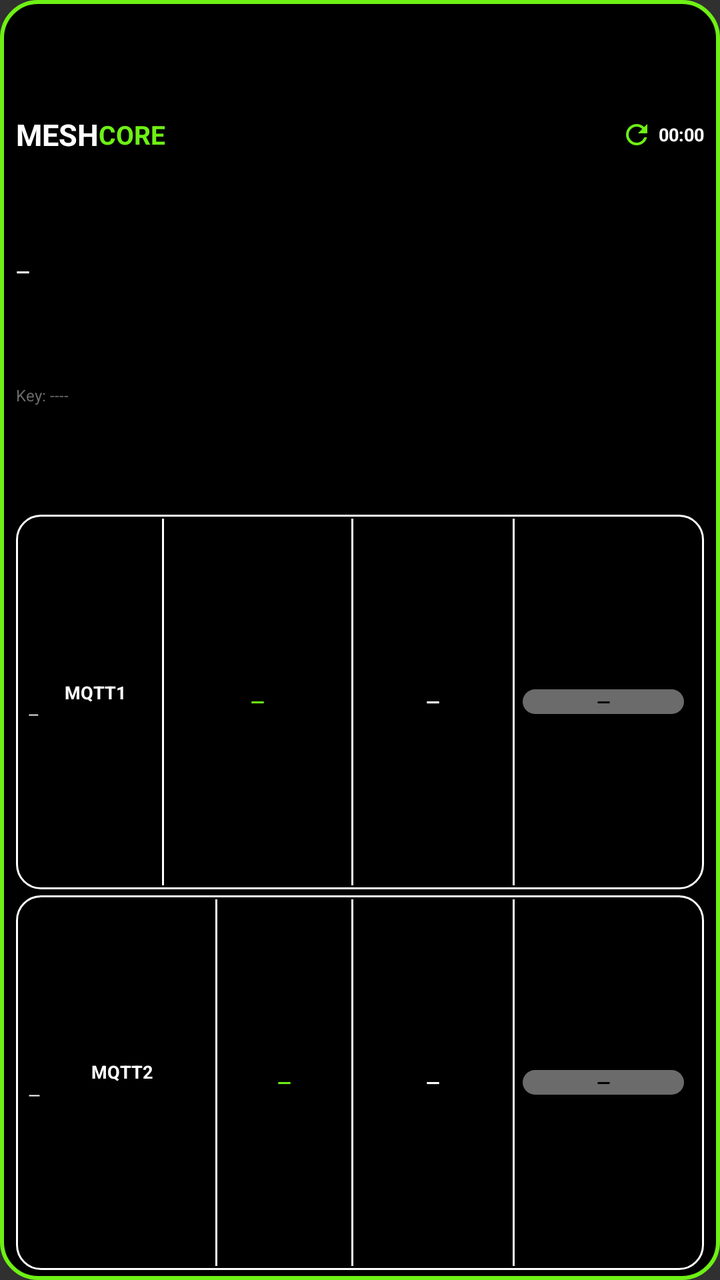
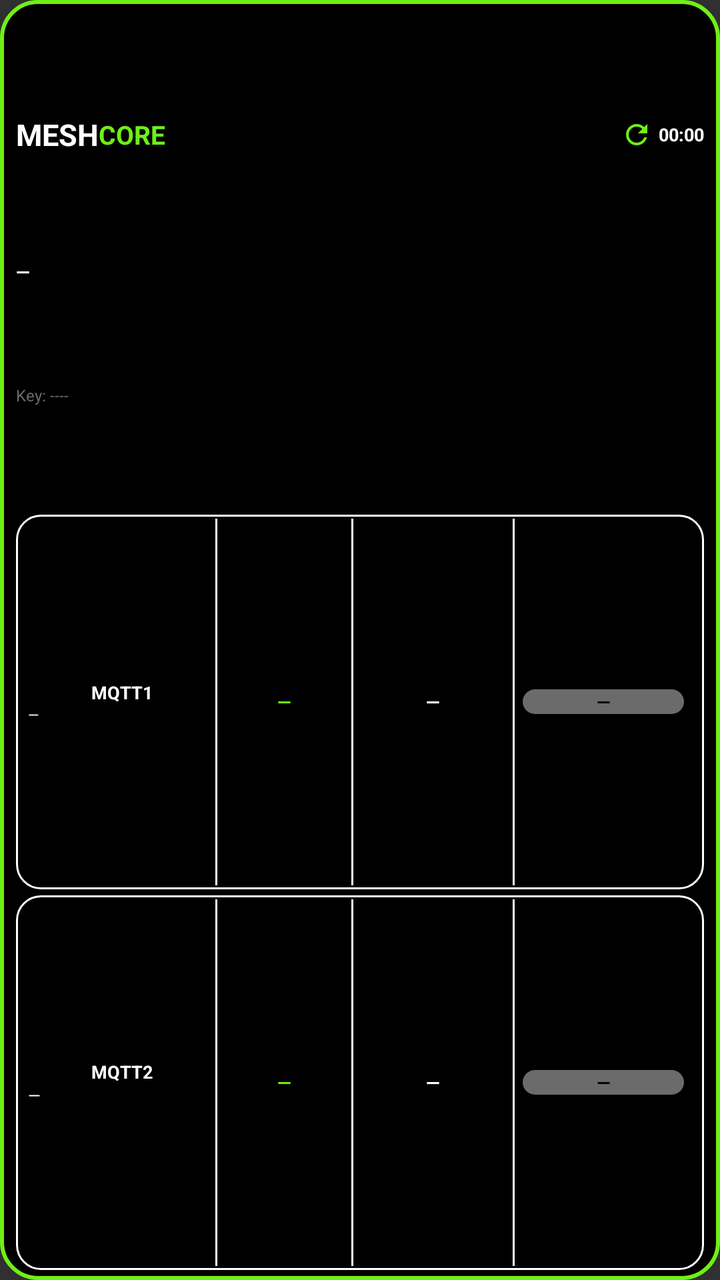

An Android layout rendered at two revisions. The XML below is the earlier revision; the diff shows what the commit changed to produce the second picture.
<!-- AndroidManifest.xml: application theme android:Theme.Material.NoActionBar -->
<!-- res/layout/widget_observer_compact.xml -->
<?xml version="1.0" encoding="utf-8"?>
<LinearLayout xmlns:android="http://schemas.android.com/apk/res/android"
    android:id="@+id/widget_root"
    android:layout_width="match_parent"
    android:layout_height="match_parent"
    android:orientation="vertical"
    android:paddingStart="8dp" android:paddingEnd="8dp" android:paddingTop="5dp" android:paddingBottom="5dp"
    android:background="@drawable/widget_bg">

    <LinearLayout android:layout_width="match_parent" android:layout_height="0dp" android:layout_weight="2"
        android:orientation="horizontal" android:gravity="center_vertical">
        <TextView android:layout_width="wrap_content" android:layout_height="wrap_content" android:text="MESH" android:textColor="#FFFFFF" android:textStyle="bold" android:textSize="15sp" android:maxLines="1"/>
        <TextView android:layout_width="wrap_content" android:layout_height="wrap_content" android:text="CORE" android:textColor="#6EF015" android:textStyle="bold" android:textSize="13sp" android:maxLines="1"/>
        <FrameLayout android:layout_width="0dp" android:layout_height="1dp" android:layout_weight="1"/>
        <ImageView android:id="@+id/refresh_icon" android:layout_width="16dp" android:layout_height="16dp" android:layout_marginStart="6dp"
            android:src="@drawable/ic_refresh" android:contentDescription="@null"/>
        <ProgressBar android:id="@+id/refresh_spinner" style="?android:attr/progressBarStyleSmall"
            android:layout_width="16dp" android:layout_height="16dp" android:indeterminate="true"
            android:indeterminateTint="#FFFF9500" android:visibility="gone"/>
        <Chronometer android:id="@+id/interval_text" android:layout_width="wrap_content" android:layout_height="wrap_content"
            android:layout_marginStart="3dp" android:text="00:15" android:textColor="#FFFFFF" android:textStyle="bold" android:textSize="9sp" android:maxLines="1"/>
    </LinearLayout>

    <LinearLayout android:layout_width="match_parent" android:layout_height="0dp" android:layout_weight="2"
        android:orientation="vertical" android:gravity="center_vertical">
        <TextView android:id="@+id/obs_name" android:layout_width="match_parent" android:layout_height="0dp" android:layout_weight="1"
            android:text="—" android:textColor="#FFFFFF" android:textStyle="bold" android:textSize="9sp" android:maxLines="1" android:ellipsize="end"/>
        <TextView android:id="@+id/obs_hash" android:layout_width="match_parent" android:layout_height="0dp" android:layout_weight="1"
            android:text="Key: ----" android:textColor="#6B6B6B" android:textSize="8sp" android:maxLines="1" android:ellipsize="end"/>
    </LinearLayout>

    <LinearLayout android:layout_width="match_parent" android:layout_height="0dp" android:layout_weight="3"
        android:layout_marginTop="3dp" android:orientation="horizontal" android:gravity="center_vertical"
        android:background="@drawable/card_outline" android:paddingStart="6dp" android:paddingEnd="6dp" android:paddingTop="2dp" android:paddingBottom="2dp">
        <LinearLayout android:layout_width="0dp" android:layout_height="wrap_content" android:layout_weight="2.5" android:orientation="vertical">
            <TextView android:layout_width="match_parent" android:layout_height="wrap_content" android:id="@+id/m1_title" android:text="MQTT1" android:textColor="#FFFFFF" android:textStyle="bold" android:gravity="center" android:textSize="9sp" android:maxLines="1"/>
            <TextView android:id="@+id/m1_host" android:layout_width="match_parent" android:layout_height="wrap_content" android:text="—" android:textColor="#FFFFFF" android:textSize="7sp" android:maxLines="1" android:ellipsize="end" android:autoSizeTextType="uniform" android:autoSizeMinTextSize="6sp" android:autoSizeMaxTextSize="8sp" android:autoSizeStepGranularity="1sp"/>
        </LinearLayout>
        <FrameLayout android:layout_width="1dp" android:layout_height="match_parent" android:background="#FFFFFF"/>
        <TextView android:id="@+id/m1_hour" android:layout_width="0dp" android:layout_height="wrap_content" android:layout_weight="3.5" android:gravity="center" android:text="—" android:textColor="#6EF015" android:textStyle="bold" android:textSize="9sp" android:maxLines="1" android:autoSizeTextType="uniform" android:autoSizeMinTextSize="5sp" android:autoSizeMaxTextSize="9sp" android:autoSizeStepGranularity="1sp"/>
        <LinearLayout android:id="@+id/m1_total_col" android:layout_width="0dp" android:layout_height="match_parent" android:layout_weight="3" android:orientation="horizontal" android:gravity="center_vertical">
            <FrameLayout android:layout_width="1dp" android:layout_height="match_parent" android:background="#FFFFFF"/>
            <TextView android:id="@+id/m1_total" android:layout_width="0dp" android:layout_height="wrap_content" android:layout_weight="1" android:gravity="center" android:text="—" android:textColor="#FFFFFF" android:textStyle="bold" android:textSize="9sp" android:maxLines="1" android:autoSizeTextType="uniform" android:autoSizeMinTextSize="5sp" android:autoSizeMaxTextSize="9sp" android:autoSizeStepGranularity="1sp"/>
        </LinearLayout>
        <FrameLayout android:layout_width="1dp" android:layout_height="match_parent" android:background="#FFFFFF"/>
        <TextView android:id="@+id/m1_last" android:layout_width="0dp" android:layout_height="wrap_content" android:layout_weight="3" android:layout_marginStart="4dp" android:layout_marginEnd="4dp" android:gravity="center" android:background="@drawable/pill_gray" android:text="—" android:textColor="#000000" android:textStyle="bold" android:textSize="9sp" android:maxLines="1" android:autoSizeTextType="uniform" android:autoSizeMinTextSize="7sp" android:autoSizeMaxTextSize="9sp" android:autoSizeStepGranularity="1sp"/>
    </LinearLayout>

    <LinearLayout android:layout_width="match_parent" android:layout_height="0dp" android:layout_weight="3"
        android:layout_marginTop="3dp" android:orientation="horizontal" android:gravity="center_vertical"
        android:background="@drawable/card_outline" android:paddingStart="6dp" android:paddingEnd="6dp" android:paddingTop="2dp" android:paddingBottom="2dp">
        <LinearLayout android:layout_width="0dp" android:layout_height="wrap_content" android:layout_weight="3.5" android:orientation="vertical">
            <TextView android:layout_width="match_parent" android:layout_height="wrap_content" android:id="@+id/m2_title" android:text="MQTT2" android:textColor="#FFFFFF" android:textStyle="bold" android:gravity="center" android:textSize="9sp" android:maxLines="1" android:autoSizeTextType="uniform" android:autoSizeMinTextSize="7sp" android:autoSizeMaxTextSize="9sp" android:autoSizeStepGranularity="1sp"/>
            <TextView android:id="@+id/m2_host" android:layout_width="match_parent" android:layout_height="wrap_content" android:text="—" android:textColor="#FFFFFF" android:textSize="8sp" android:maxLines="1" android:ellipsize="end" android:autoSizeTextType="uniform" android:autoSizeMinTextSize="6sp" android:autoSizeMaxTextSize="8sp" android:autoSizeStepGranularity="1sp"/>
        </LinearLayout>
        <FrameLayout android:layout_width="1dp" android:layout_height="match_parent" android:background="#FFFFFF"/>
        <TextView android:id="@+id/m2_hour" android:layout_width="0dp" android:layout_height="wrap_content" android:layout_weight="2.5" android:gravity="center" android:text="—" android:textColor="#6EF015" android:textStyle="bold" android:textSize="9sp" android:maxLines="1" android:autoSizeTextType="uniform" android:autoSizeMinTextSize="5sp" android:autoSizeMaxTextSize="9sp" android:autoSizeStepGranularity="1sp"/>
        <LinearLayout android:id="@+id/m2_total_col" android:layout_width="0dp" android:layout_height="match_parent" android:layout_weight="3" android:orientation="horizontal" android:gravity="center_vertical">
            <FrameLayout android:layout_width="1dp" android:layout_height="match_parent" android:background="#FFFFFF"/>
            <TextView android:id="@+id/m2_total" android:layout_width="0dp" android:layout_height="wrap_content" android:layout_weight="1" android:gravity="center" android:text="—" android:textColor="#FFFFFF" android:textStyle="bold" android:textSize="9sp" android:maxLines="1" android:autoSizeTextType="uniform" android:autoSizeMinTextSize="5sp" android:autoSizeMaxTextSize="9sp" android:autoSizeStepGranularity="1sp"/>
        </LinearLayout>
        <FrameLayout android:layout_width="1dp" android:layout_height="match_parent" android:background="#FFFFFF"/>
        <TextView android:id="@+id/m2_last" android:layout_width="0dp" android:layout_height="wrap_content" android:layout_weight="3" android:layout_marginStart="4dp" android:layout_marginEnd="4dp" android:gravity="center" android:background="@drawable/pill_gray" android:text="—" android:textColor="#000000" android:textStyle="bold" android:textSize="9sp" android:maxLines="1" android:autoSizeTextType="uniform" android:autoSizeMinTextSize="7sp" android:autoSizeMaxTextSize="9sp" android:autoSizeStepGranularity="1sp"/>
    </LinearLayout>
</LinearLayout>
<!-- resources referenced by this layout -->
<resources>
  <!-- drawable card_outline (drawable) -->
  <?xml version="1.0" encoding="utf-8"?>
  <shape xmlns:android="http://schemas.android.com/apk/res/android" android:shape="rectangle">
      <solid android:color="#000000"/>
      <stroke android:width="1dp" android:color="#FFFFFF"/>
      <corners android:radius="12dp"/>
  </shape>
  <!-- drawable ic_refresh (drawable) -->
  <?xml version="1.0" encoding="utf-8"?>
  <vector xmlns:android="http://schemas.android.com/apk/res/android" android:width="24dp" android:height="24dp" android:viewportWidth="24" android:viewportHeight="24">
      <path android:fillColor="#6EF015" android:pathData="M17.65,6.35C16.2,4.9 14.21,4 12,4c-4.42,0 -7.99,3.58 -7.99,8s3.57,8 7.99,8c3.73,0 6.84,-2.55 7.73,-6h-2.08c-0.82,2.33 -3.04,4 -5.65,4 -3.31,0 -6,-2.69 -6,-6s2.69,-6 6,-6c1.66,0 3.14,0.69 4.22,1.78L13,11h7V4l-2.35,2.35z"/>
  </vector>
  <!-- drawable pill_gray (drawable) -->
  <?xml version="1.0" encoding="utf-8"?>
  <shape xmlns:android="http://schemas.android.com/apk/res/android" android:shape="rectangle">
      <solid android:color="#6B6B6B"/>
      <corners android:radius="11dp"/>
  </shape>
  <!-- drawable widget_bg (drawable) -->
  <?xml version="1.0" encoding="utf-8"?>
  <shape xmlns:android="http://schemas.android.com/apk/res/android" android:shape="rectangle">
      <solid android:color="#000000"/>
      <stroke android:width="2dp" android:color="#6EF015"/>
      <corners android:radius="18dp"/>
  </shape>
</resources>

<!-- the commit's change to res/layout/widget_observer_compact.xml (unified diff, before → after) -->
@@ -32,12 +32,12 @@
     <LinearLayout android:layout_width="match_parent" android:layout_height="0dp" android:layout_weight="3"
         android:layout_marginTop="3dp" android:orientation="horizontal" android:gravity="center_vertical"
         android:background="@drawable/card_outline" android:paddingStart="6dp" android:paddingEnd="6dp" android:paddingTop="2dp" android:paddingBottom="2dp">
-        <LinearLayout android:layout_width="0dp" android:layout_height="wrap_content" android:layout_weight="2.5" android:orientation="vertical">
+        <LinearLayout android:layout_width="0dp" android:layout_height="wrap_content" android:layout_weight="3.5" android:orientation="vertical">
             <TextView android:layout_width="match_parent" android:layout_height="wrap_content" android:id="@+id/m1_title" android:text="MQTT1" android:textColor="#FFFFFF" android:textStyle="bold" android:gravity="center" android:textSize="9sp" android:maxLines="1"/>
             <TextView android:id="@+id/m1_host" android:layout_width="match_parent" android:layout_height="wrap_content" android:text="—" android:textColor="#FFFFFF" android:textSize="7sp" android:maxLines="1" android:ellipsize="end" android:autoSizeTextType="uniform" android:autoSizeMinTextSize="6sp" android:autoSizeMaxTextSize="8sp" android:autoSizeStepGranularity="1sp"/>
         </LinearLayout>
         <FrameLayout android:layout_width="1dp" android:layout_height="match_parent" android:background="#FFFFFF"/>
-        <TextView android:id="@+id/m1_hour" android:layout_width="0dp" android:layout_height="wrap_content" android:layout_weight="3.5" android:gravity="center" android:text="—" android:textColor="#6EF015" android:textStyle="bold" android:textSize="9sp" android:maxLines="1" android:autoSizeTextType="uniform" android:autoSizeMinTextSize="5sp" android:autoSizeMaxTextSize="9sp" android:autoSizeStepGranularity="1sp"/>
+        <TextView android:id="@+id/m1_hour" android:layout_width="0dp" android:layout_height="wrap_content" android:layout_weight="2.5" android:gravity="center" android:text="—" android:textColor="#6EF015" android:textStyle="bold" android:textSize="9sp" android:maxLines="1" android:autoSizeTextType="uniform" android:autoSizeMinTextSize="5sp" android:autoSizeMaxTextSize="9sp" android:autoSizeStepGranularity="1sp"/>
         <LinearLayout android:id="@+id/m1_total_col" android:layout_width="0dp" android:layout_height="match_parent" android:layout_weight="3" android:orientation="horizontal" android:gravity="center_vertical">
             <FrameLayout android:layout_width="1dp" android:layout_height="match_parent" android:background="#FFFFFF"/>
             <TextView android:id="@+id/m1_total" android:layout_width="0dp" android:layout_height="wrap_content" android:layout_weight="1" android:gravity="center" android:text="—" android:textColor="#FFFFFF" android:textStyle="bold" android:textSize="9sp" android:maxLines="1" android:autoSizeTextType="uniform" android:autoSizeMinTextSize="5sp" android:autoSizeMaxTextSize="9sp" android:autoSizeStepGranularity="1sp"/>
